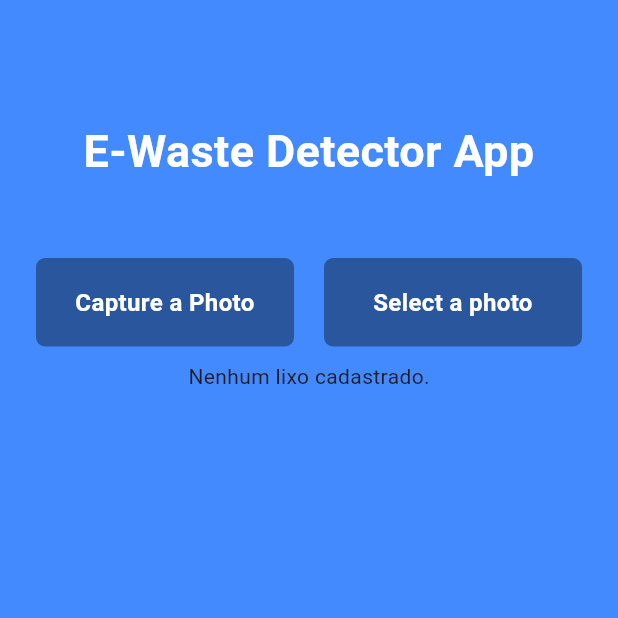
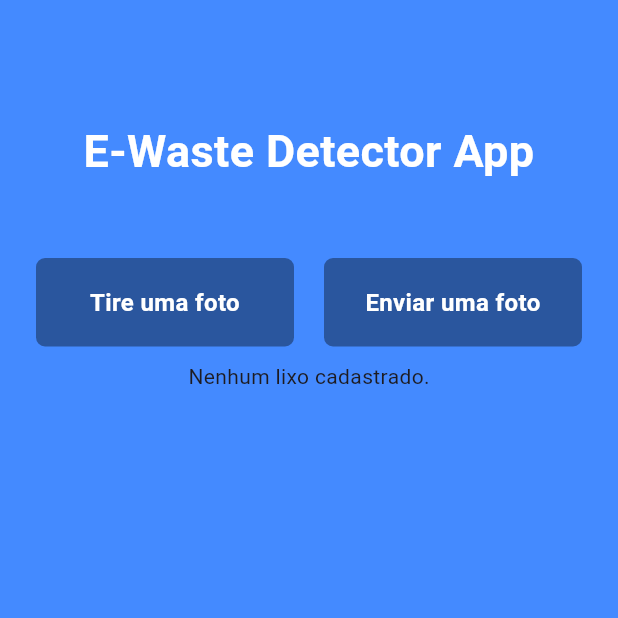
Before and after one commit to TRABALHOS-FACULDADE/trash_ai_detector, a Flutter app: the screen it shows after launch, on a phone screen of 412 x 824 dp, the top half of it. Run offline on Flutter 3.47's test engine with Material 3 defaults, Android fonts, the phone set to English and light mode, and no system bars; our stand-ins replace dartz, equatable, flutter_bloc, flutter_modular, image_picker, supabase_flutter; missing offline and left inert: tflite_flutter; accounts and stored records are empty; Roboto replaces fonts that are missing (SofiaSans).

Commit message:
deletando lixo

```diff
--- a/assets/waste_labels.txt
+++ b/assets/waste_labels.txt
@@ -1,3 +1,3 @@
-0 Nintendo
-1 PCB
-2 Mouse
+NINTENDO_DS
+PCB
+MOUSE
--- a/lib/core/module/app_module.dart
+++ b/lib/core/module/app_module.dart
@@ -1,6 +1,7 @@
 import 'package:flutter_modular/flutter_modular.dart';
 
 import '../../domain/repositories/e_trash_repository.dart';
+import '../../domain/usecases/delete_e_trash.dart';
 import '../../domain/usecases/get_all_e_trashes.dart';
 import '../../domain/usecases/insert_new_e_trash.dart';
 import '../../external/datasources/e_trash_datasource_impl.dart';
@@ -34,6 +35,10 @@ class AppModule extends Module {
       GetAllETrashesImpl.new,
     );
 
+    i.addSingleton<DeleteETrash>(
+      DeleteETrashImpl.new,
+    );
+
     i.addSingleton<ETrashesViewModel>(
       ETrashesViewModel.new,
     );
--- /dev/null
+++ b/lib/core/utils/date_to_dmy.dart
@@ -0,0 +1,4 @@
+extension DateToDmy on DateTime {
+  String get toDMY =>
+      '${day.toString().padLeft(2, '0')}/${month.toString().padLeft(2, '0')}/$year';
+}
--- a/lib/domain/models/enums/e_trash_type.dart
+++ b/lib/domain/models/enums/e_trash_type.dart
@@ -5,7 +5,7 @@ enum ETrashType {
   ),
   pcb(
     apiKey: 'PCB',
-    name: 'Electronic Circuit',
+    name: 'Placa eletrônica',
   ),
   mouse(
     apiKey: 'MOUSE',
@@ -13,11 +13,11 @@ enum ETrashType {
   ),
   phone(
     apiKey: 'PHONE',
-    name: 'Mobile phone',
+    name: 'Aparelho celular',
   ),
   none(
     apiKey: 'NONE',
-    name: 'Unidentified',
+    name: 'Não identificado',
   );
 
   final String apiKey;
--- a/lib/home.dart
+++ b/lib/home.dart
@@ -2,7 +2,6 @@ import 'package:flutter/foundation.dart';
 import 'package:flutter/material.dart';
 import 'package:flutter_bloc/flutter_bloc.dart';
 import 'package:flutter_modular/flutter_modular.dart';
-import 'package:trash_ai/result.dart';
 
 import 'presenter/bloc/e_trashes/e_trashes_bloc.dart';
 import 'presenter/view_models/e_trashes_view_model.dart';
@@ -81,7 +80,7 @@ class _HomePageState extends State<HomePage> {
                           borderRadius: BorderRadius.circular(6),
                         ),
                         child: const Text(
-                          'Capture a Photo',
+                          'Tire uma foto',
                           textAlign: TextAlign.center,
                           style: TextStyle(
                             color: Colors.white,
@@ -106,7 +105,7 @@ class _HomePageState extends State<HomePage> {
                           borderRadius: BorderRadius.circular(6),
                         ),
                         child: const Text(
-                          'Select a photo',
+                          'Enviar uma foto',
                           textAlign: TextAlign.center,
                           style: TextStyle(
                             color: Colors.white,
@@ -127,7 +126,7 @@ class _HomePageState extends State<HomePage> {
               builder: (_, state) {
                 if (state is ETrashesErrorState) {
                   return const Center(
-                    child: Text('ERRO'),
+                    child: Text('Ocorreu um erro'),
                   );
                 }
 
@@ -139,14 +138,18 @@ class _HomePageState extends State<HomePage> {
                   }
 
                   return Expanded(
-                    child: ListView.builder(
+                    child: ListView.separated(
                       shrinkWrap: true,
                       itemCount: trashes.length,
+                      separatorBuilder: (_, __) => const Divider(),
                       itemBuilder: (_, index) {
                         final trash = trashes[index];
 
                         return ETrashCard(
                           eTrash: trash,
+                          onDeleteTap: () => trashViewModel.deleteTrash(
+                            trash.id,
+                          ),
                         );
                       },
                     ),
@@ -161,15 +164,4 @@ class _HomePageState extends State<HomePage> {
       ),
     );
   }
-
-  void navigateToResult() => Navigator.push(
-        context,
-        MaterialPageRoute(
-          builder: (context) => ResultPage(
-            image: tflite.image,
-            result: tflite.result!,
-            probability: tflite.probability,
-          ),
-        ),
-      );
 }
```
Also changed, not shown: lib/presenter/view_models/e_trashes_view_model.dart (+10 -6 lines), lib/presenter/view_models/tflite_view_model.dart (+7 -7 lines), lib/presenter/widgets/e_trash_card.dart (+39 -5 lines).
